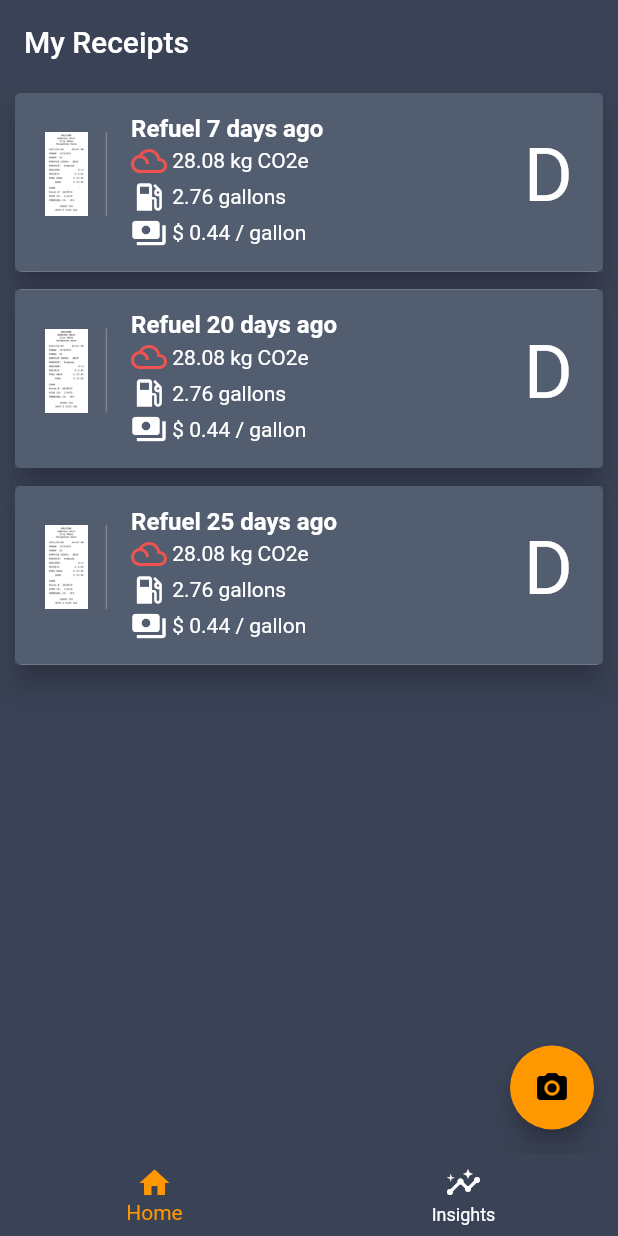
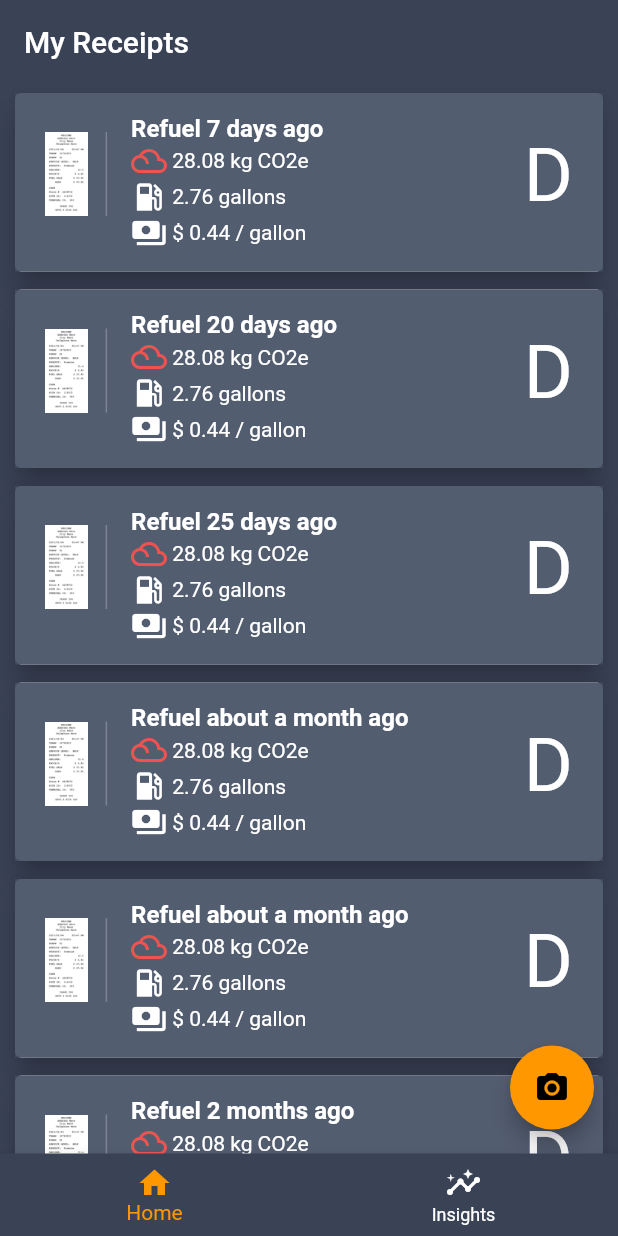
Before and after one commit to sdabbo/fuel_bill_CO2_app, a Flutter app: the screen it shows after launch, on a phone screen of 412 x 824 dp. Run offline on Flutter 3.47's test engine with Material 2 defaults, Android fonts, the phone set to English and light mode, and no system bars; our stand-ins replace camera, firebase_core, syncfusion_flutter_gauges; missing offline and left inert: firebase_ml_vision; accounts and stored records are empty; Roboto replaces fonts that are missing (Times).

```diff
--- a/lib/main.dart
+++ b/lib/main.dart
@@ -53,6 +53,7 @@ class App extends StatelessWidget {
           return ChangeNotifierProvider(
             create: (context) => ReceiptsModel(),
             child: MaterialApp(
+              debugShowCheckedModeBanner: false,
               theme: new ThemeData(
                 primaryColor: Color.fromRGBO(58, 66, 86, 1.0),
                 primarySwatch: Colors.orange,
--- a/lib/models/receipt.dart
+++ b/lib/models/receipt.dart
@@ -68,6 +68,7 @@ class ReceiptModel {
       case "petrol":
       case "petro":
       case "petro1":
+      case "petrol1":
         co2KG = 8.2068445882; //2.16802 * 3.78541
         break;
     }
--- a/lib/models/receipts.dart
+++ b/lib/models/receipts.dart
@@ -8,6 +8,13 @@ class ReceiptsModel extends ChangeNotifier {
 
   ReceiptsModel() {
     XFile file = XFile('assets/receipt.png');
+
+    _addReceiptModel(ReceiptModel.n(DateTime.now().subtract(Duration(days: 70)), file, notify));
+    _addReceiptModel(ReceiptModel.n(DateTime.now().subtract(Duration(days: 61)), file, notify));
+    _addReceiptModel(ReceiptModel.n(DateTime.now().subtract(Duration(days: 50)), file, notify));
+    _addReceiptModel(ReceiptModel.n(DateTime.now().subtract(Duration(days: 39)), file, notify));
+
+
     _addReceiptModel(ReceiptModel.n(
         DateTime.now().subtract(Duration(days: 25)), file, notify));
     _addReceiptModel(ReceiptModel.n(
--- a/lib/views/insigths/insights.dart
+++ b/lib/views/insigths/insights.dart
@@ -78,7 +78,7 @@ class Insights extends StatelessWidget {
           contentPadding:
               EdgeInsets.symmetric(horizontal: 20.0, vertical: 10.0),
           title: Text(
-            "Lifetime",
+            title,
             style: TextStyle(
                 color: Colors.white,
                 fontWeight: FontWeight.bold,
```
